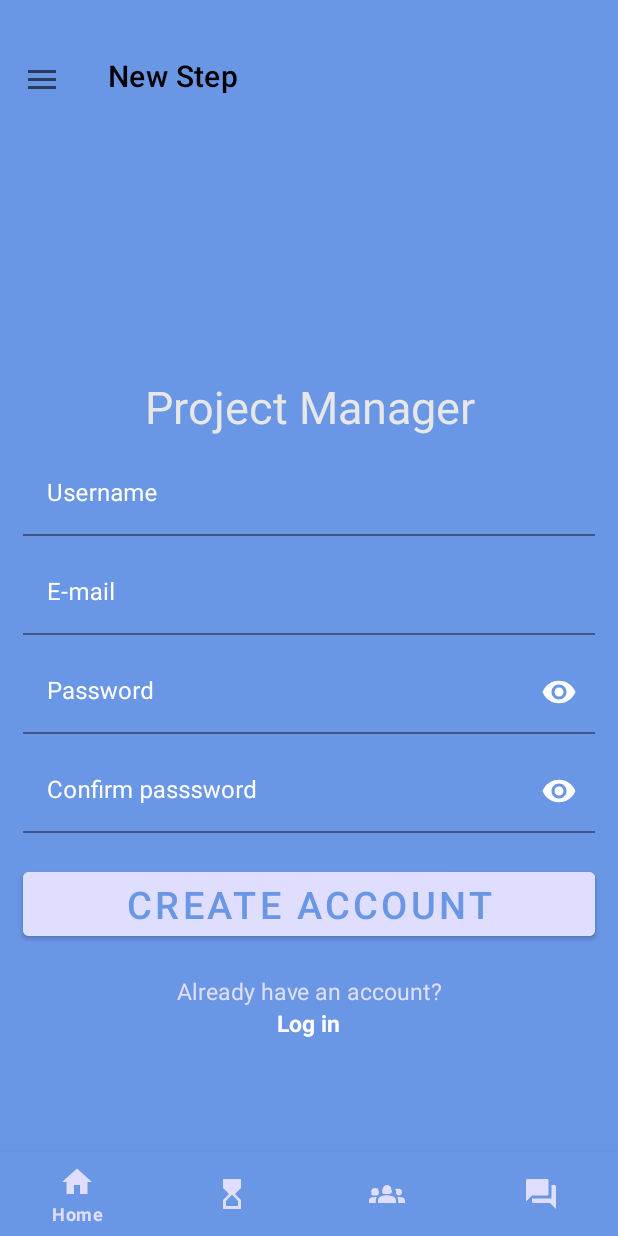
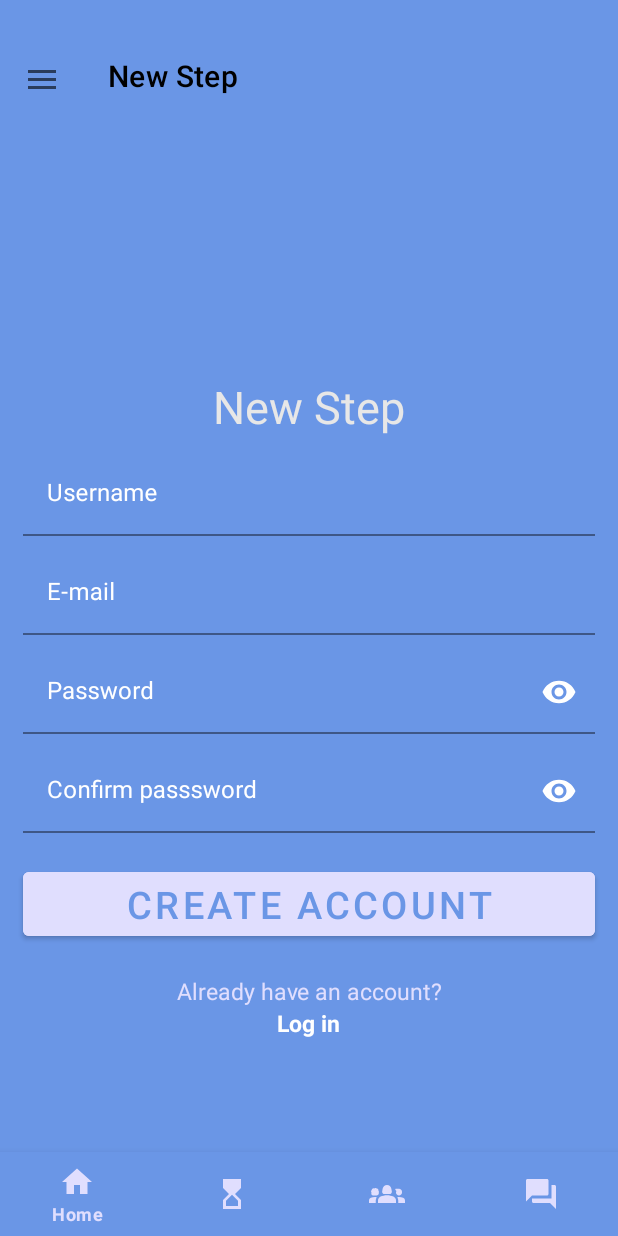
Before and after one commit to Akram-ii/New-Step, an Android app: the fragment RegisterFragment placed in its activity, on a phone screen of 412 x 824 dp. Run offline under Robolectric (Android 15) with nearby library versions, the phone set to English and light mode, and no system bars; our stand-ins replace Firebase (no records; nobody signed in at launch, a user with empty details on screens opened directly), sdp/ssp sizes.

Commit message:
add permision in manifest

```diff
--- a/app/src/main/AndroidManifest.xml
+++ b/app/src/main/AndroidManifest.xml
@@ -1,6 +1,7 @@
 <?xml version="1.0" encoding="utf-8"?>
 <manifest xmlns:android="http://schemas.android.com/apk/res/android"
     xmlns:tools="http://schemas.android.com/tools">
+    <uses-permission android:name="android.permission.SCHEDULE_EXACT_ALARM"/>
 
     <application
         android:allowBackup="true"
--- a/app/src/main/java/com/example/newstep/Fragments/AddHabitFragment.java
+++ b/app/src/main/java/com/example/newstep/Fragments/AddHabitFragment.java
@@ -203,4 +203,6 @@ cat.setOnClickListener(new View.OnClickListener() {
         return new Timestamp(date);
     }
 
+
+
 }
--- a/app/src/main/java/com/example/newstep/Fragments/LoginFragment.java
+++ b/app/src/main/java/com/example/newstep/Fragments/LoginFragment.java
@@ -126,7 +126,7 @@ public class LoginFragment extends Fragment {
                 }
             }
         });
-    return rootView;
+        return rootView;
     }
     private void loginUser(String email, String password) {
         p.setMessage("Please wait");
--- a/app/src/main/res/layout/fragment_register.xml
+++ b/app/src/main/res/layout/fragment_register.xml
@@ -17,7 +17,7 @@
     <TextView
         android:layout_width="match_parent"
         android:layout_height="wrap_content"
-        android:text="Project Manager"
+        android:text="New Step"
         android:textSize="30dp"
         android:textColor="@color/offWhite"
         android:gravity="center"/>
--- a/app/src/main/res/menu/main_menu.xml
+++ b/app/src/main/res/menu/main_menu.xml
@@ -21,7 +21,7 @@
             android:title="Chats"
         />
 
-        <item android:title="">
+        <item android:title=" ">
             <menu>
                 <item
                     android:icon="@drawable/icon_settings"
--- a/app/src/main/res/values/colors.xml
+++ b/app/src/main/res/values/colors.xml
@@ -13,5 +13,7 @@
     <color name="light_blue">#E0DEFE</color>
     <color name="lavender">#DFC7FB</color>
     <color name="purple">#877DE0</color>
+    <color name="lavender2">#CCCCFF</color>
+
 
 </resources>
```
